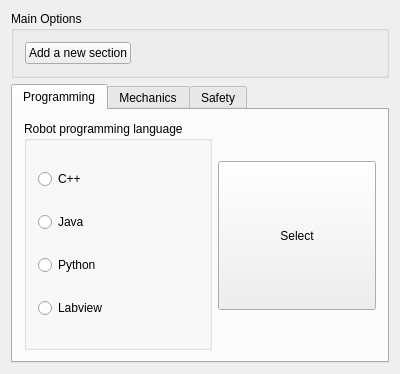
Above: QtWidges/qTabWidgetDemo/widget.ui from eduardorasgado/RoadtoQt5 before the change. Below: the same form after it.
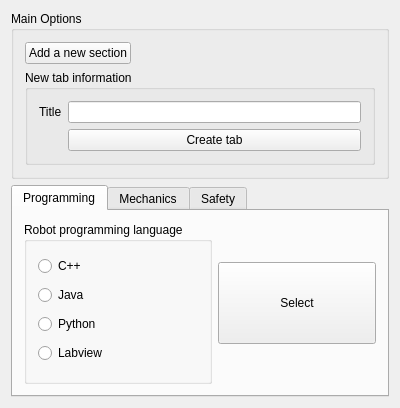
That is the form after the change.

Commit message: a form to create a custom tab

```diff
--- a/QtWidges/qTabWidgetDemo/widget.ui
+++ b/QtWidges/qTabWidgetDemo/widget.ui
@@ -7,21 +7,19 @@
     <x>0</x>
     <y>0</y>
     <width>400</width>
-    <height>374</height>
+    <height>408</height>
    </rect>
   </property>
   <property name="windowTitle">
    <string>Widget</string>
   </property>
-  <layout class="QHBoxLayout" name="horizontalLayout_7">
-   <item>
-    <layout class="QVBoxLayout" name="verticalLayout_3">
+  <layout class="QVBoxLayout" name="verticalLayout_7">
      <item>
       <widget class="QGroupBox" name="groupBox_2">
        <property name="title">
         <string>Main Options</string>
        </property>
-       <layout class="QHBoxLayout" name="horizontalLayout_6">
+     <layout class="QVBoxLayout" name="verticalLayout_3">
         <item>
          <layout class="QHBoxLayout" name="horizontalLayout_2">
           <item>
@@ -46,6 +44,36 @@
           </item>
          </layout>
         </item>
+      <item>
+       <widget class="QGroupBox" name="groupBox_new_tab_form">
+        <property name="title">
+         <string>New tab information</string>
+        </property>
+        <layout class="QHBoxLayout" name="horizontalLayout_6">
+         <item>
+          <layout class="QFormLayout" name="formLayout">
+           <item row="0" column="0">
+            <widget class="QLabel" name="label">
+             <property name="text">
+              <string>Title</string>
+             </property>
+            </widget>
+           </item>
+           <item row="0" column="1">
+            <widget class="QLineEdit" name="lineEdit_new_tab"/>
+           </item>
+           <item row="1" column="1">
+            <widget class="QPushButton" name="pushButton">
+             <property name="text">
+              <string>Create tab</string>
+             </property>
+            </widget>
+           </item>
+          </layout>
+         </item>
+        </layout>
+       </widget>
+      </item>
        </layout>
       </widget>
      </item>
@@ -306,8 +334,6 @@
         </layout>
        </widget>
       </widget>
-     </item>
-    </layout>
    </item>
   </layout>
  </widget>
```
Lines whose indentation alone changed are shown as unchanged. The commit also changes 2 other files.
